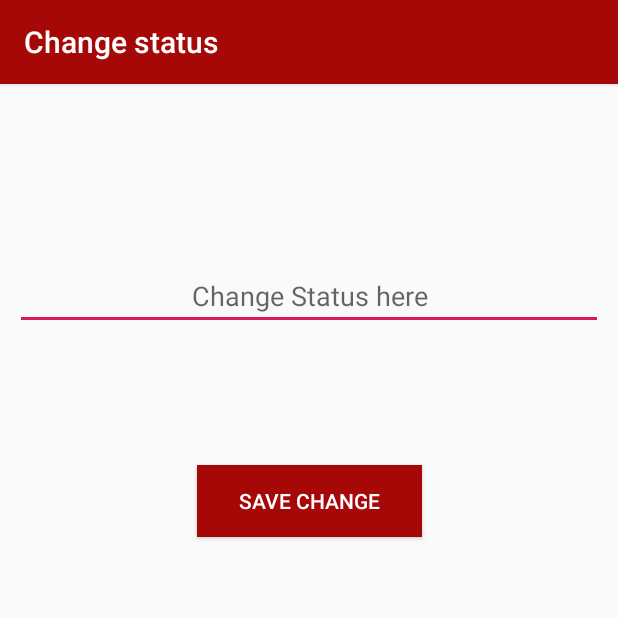
After one commit to tai9dltt/tainh, an Android app: the StatusActivity screen opened directly, with no data from a screen before it, on a phone screen of 412 x 824 dp, the top half of it. The commit adds this screen. Run offline under Robolectric (Android 15) with nearby library versions, the phone set to English and light mode, and no system bars; our stand-ins replace Firebase (no records; nobody signed in at launch, a user with empty details on screens opened directly).

Commit message:
update code 1/11/2019

```diff
--- a/demoConnectFirebase/app/build.gradle
+++ b/demoConnectFirebase/app/build.gradle
@@ -22,7 +22,7 @@ dependencies {
     implementation 'com.google.firebase:firebase-core:16.0.1'
     implementation fileTree(include: ['*.jar'], dir: 'libs')
     implementation 'com.android.support:appcompat-v7:28.0.0'
-    implementation  'com.android.support:support-v4:28.0.0'
+    implementation 'com.android.support:support-v4:28.0.0'
     implementation 'com.android.support.constraint:constraint-layout:1.1.3'
     implementation 'com.android.support:design:28.0.0'
     implementation 'android.arch.lifecycle:extensions:1.1.1'
@@ -56,6 +56,8 @@ dependencies {
 
     //Piacsso lib
     implementation 'com.squareup.picasso:picasso:2.71828'
+    //Compress Image File
+    implementation 'id.zelory:compressor:2.1.0'
 
 
 }
--- a/demoConnectFirebase/app/src/main/java/com/example/i_tainh/democonnectfirebase/Activity/LoginActivity.java
+++ b/demoConnectFirebase/app/src/main/java/com/example/i_tainh/democonnectfirebase/Activity/LoginActivity.java
@@ -90,7 +90,7 @@ public class LoginActivity extends AppCompatActivity {
             @Override
             public void onClick(View v) {
                 signIn();
-                Intent intent = new Intent(LoginActivity.this, MainActivity.class);
+                Intent intent = new Intent(LoginActivity.this, M002Activity.class);
                 startActivity(intent);
                 finish();
             }
--- a/demoConnectFirebase/app/src/main/java/com/example/i_tainh/democonnectfirebase/Activity/M002Activity.java
+++ b/demoConnectFirebase/app/src/main/java/com/example/i_tainh/democonnectfirebase/Activity/M002Activity.java
@@ -82,6 +82,11 @@ public class M002Activity extends AppCompatActivity {
             Intent setting = new Intent(M002Activity.this,SettingAcctivity.class);
             startActivity(setting);
         }
+
+        if(item.getItemId() == R.id.main_all_user_button){
+            Intent intent = new Intent(M002Activity.this, AllUserActivity.class);
+            startActivity(intent);
+        }
         return true;
     }
 
--- a/demoConnectFirebase/app/src/main/java/com/example/i_tainh/democonnectfirebase/Activity/MyFirebaseInstanceIDService.java
+++ b/demoConnectFirebase/app/src/main/java/com/example/i_tainh/democonnectfirebase/Activity/MyFirebaseInstanceIDService.java
@@ -10,7 +10,6 @@ import android.net.Uri;
 import android.support.v4.app.NotificationCompat;
 import android.util.Log;
 
-import com.example.i_tainh.democonnectfirebase.Activity.MainActivity;
 import com.example.i_tainh.democonnectfirebase.R;
 import com.google.firebase.messaging.FirebaseMessagingService;
 import com.google.firebase.messaging.RemoteMessage;
@@ -42,7 +41,7 @@ public class MyFirebaseInstanceIDService extends FirebaseMessagingService {
 
 
     private void sendNotifycation(String messageBody) {
-        Intent intent = new Intent(this, MainActivity.class);
+        Intent intent = new Intent(this, M002Activity.class);
         intent.addFlags(Intent.FLAG_ACTIVITY_CLEAR_TOP);
         PendingIntent pendingIntent = PendingIntent.getActivity(this, 0, intent, PendingIntent.FLAG_ONE_SHOT);
         startActivity(intent);
--- /dev/null
+++ b/demoConnectFirebase/app/src/main/java/com/example/i_tainh/democonnectfirebase/Activity/StatusActivity.java
@@ -0,0 +1,86 @@
+package com.example.i_tainh.democonnectfirebase.Activity;
+
+import android.app.ProgressDialog;
+import android.content.Intent;
+import android.support.annotation.NonNull;
+import android.support.v7.app.AppCompatActivity;
+import android.os.Bundle;
+import android.support.v7.widget.Toolbar;
+import android.text.TextUtils;
+import android.view.View;
+import android.widget.Button;
+import android.widget.EditText;
+import android.widget.Toast;
+
+
+import com.example.i_tainh.democonnectfirebase.R;
+import com.google.android.gms.tasks.OnCompleteListener;
+import com.google.android.gms.tasks.Task;
+import com.google.firebase.auth.FirebaseAuth;
+import com.google.firebase.database.DatabaseReference;
+import com.google.firebase.database.FirebaseDatabase;
+
+public class StatusActivity extends AppCompatActivity {
+
+    private Toolbar mToolbar;
+
+    EditText statusInput;
+    Button saveChangeButton;
+    private DatabaseReference changeStatusRef;
+    private FirebaseAuth mAuth;
+    ProgressDialog loadingBar;
+
+    @Override
+    protected void onCreate(Bundle savedInstanceState) {
+        super.onCreate(savedInstanceState);
+        setContentView(R.layout.activity_status);
+
+        mAuth = FirebaseAuth.getInstance();
+        String user_id = mAuth.getCurrentUser().getUid();
+        changeStatusRef = FirebaseDatabase.getInstance().getReference().child("Users").child(user_id);
+
+        mToolbar = findViewById(R.id.status_app_bar);
+        loadingBar = new ProgressDialog(this);
+        setSupportActionBar(mToolbar);
+        getSupportActionBar().setTitle("Change status");
+
+        statusInput = findViewById(R.id.status_input);
+        saveChangeButton = findViewById(R.id.save_status_change_button);
+        saveChangeButton.setOnClickListener(new View.OnClickListener() {
+            @Override
+            public void onClick(View v) {
+                String new_status = statusInput.getText().toString();
+                ChangeProfileStatus(new_status);
+            }
+        });
+
+    }
+
+    private void ChangeProfileStatus(String new_status) {
+        if(TextUtils.isEmpty(new_status)){
+            return;
+        }
+        else{
+            loadingBar.setTitle("Change Profile Status");
+            loadingBar.setMessage("Loading ... ");
+            loadingBar.show();
+            changeStatusRef.child("user_status").setValue(new_status).addOnCompleteListener(new OnCompleteListener<Void>() {
+
+                @Override
+                public void onComplete(@NonNull Task<Void> task) {
+                    if(task.isSuccessful()){
+                        loadingBar.dismiss();
+                        Intent settingIntent = new Intent(StatusActivity.this, SettingAcctivity.class);
+                        Toast.makeText(StatusActivity.this,"Update status successful", Toast.LENGTH_SHORT).show();
+                        startActivity(settingIntent);
+                    }
+                   else{
+                        Toast.makeText(StatusActivity.this,"Update status Fail", Toast.LENGTH_SHORT).show();
+                    }
+                }
+
+            });
+
+        }
+    }
+}
--- /dev/null
+++ b/demoConnectFirebase/app/src/main/res/layout/activity_status.xml
@@ -0,0 +1,65 @@
+<?xml version="1.0" encoding="utf-8"?>
+<android.support.constraint.ConstraintLayout xmlns:android="http://schemas.android.com/apk/res/android"
+    xmlns:app="http://schemas.android.com/apk/res-auto"
+    xmlns:tools="http://schemas.android.com/tools"
+    android:layout_width="match_parent"
+    android:layout_height="match_parent"
+    tools:context=".Activity.StatusActivity">
+
+    <include layout="@layout/app_bar_layout"
+        android:id="@+id/status_app_bar">
+    </include>
+
+    <android.support.constraint.Guideline
+        android:layout_width="wrap_content"
+        android:layout_height="wrap_content"
+        android:orientation="vertical"
+        app:layout_constraintGuide_percent="0.1"
+        android:id="@+id/guilde_left"/>
+    <android.support.constraint.Guideline
+        android:layout_width="wrap_content"
+        android:layout_height="wrap_content"
+        android:orientation="vertical"
+        app:layout_constraintGuide_percent="0.9"
+        android:id="@+id/guilde_right"/>
+    <android.support.constraint.Guideline
+        android:layout_width="wrap_content"
+        android:layout_height="wrap_content"
+        android:orientation="horizontal"
+        app:layout_constraintGuide_percent="0.2"
+        android:id="@+id/guilde_top"/>
+
+    <LinearLayout
+        android:id="@+id/linear"
+        app:layout_constraintStart_toEndOf="@id/guilde_left"
+        app:layout_constraintEnd_toStartOf="@id/guilde_right"
+        app:layout_constraintTop_toBottomOf="@id/guilde_top"
+        android:padding="10dp"
+        android:layout_width="match_parent"
+        android:layout_height="wrap_content"
+        android:orientation="vertical">
+        <EditText
+            android:id="@+id/status_input"
+            android:gravity="center"
+            android:hint="Change Status here"
+            android:layout_width="match_parent"
+            android:layout_height="wrap_content" />
+
+
+
+    </LinearLayout>
+
+    <Button
+        android:id="@+id/save_status_change_button"
+        android:layout_width="150dp"
+        android:layout_height="wrap_content"
+        android:layout_marginTop="80dp"
+        android:background="@color/colorPrimary"
+        android:text="Save Change"
+        android:textColor="#fff"
+        app:layout_constraintEnd_toStartOf="@id/guilde_right"
+        app:layout_constraintStart_toEndOf="@id/guilde_left"
+        app:layout_constraintTop_toBottomOf="@id/linear" />
+
+
+</android.support.constraint.ConstraintLayout>
--- a/demoConnectFirebase/app/src/main/res/menu/main_menu.xml
+++ b/demoConnectFirebase/app/src/main/res/menu/main_menu.xml
@@ -9,6 +9,12 @@
         app:showAsAction="never">
     </item>
 
+    <item
+        android:title="All users"
+        android:id="@+id/main_all_user_button"
+        app:showAsAction="never">
+
+    </item>
 
     <item
         android:title="Logout"
```
Also changed, not shown: demoConnectFirebase/app/src/main/AndroidManifest.xml (+8 -7 lines), demoConnectFirebase/app/src/main/java/com/example/i_tainh/democonnectfirebase/Activity/AllUserActivity.java (added, +133 -0 lines), demoConnectFirebase/app/src/main/java/com/example/i_tainh/democonnectfirebase/Activity/ChatActivity.java (deleted, +0 -30 lines), demoConnectFirebase/app/src/main/java/com/example/i_tainh/democonnectfirebase/Activity/MainActivity.java (deleted, +0 -62 lines), demoConnectFirebase/app/src/main/java/com/example/i_tainh/democonnectfirebase/Activity/SettingAcctivity.java (+79 -8 lines), demoConnectFirebase/app/src/main/java/com/example/i_tainh/democonnectfirebase/Model/AllUser.java (added, +41 -0 lines), demoConnectFirebase/app/src/main/res/layout/activity_all_user.xml (added, +24 -0 lines), demoConnectFirebase/app/src/main/res/layout/activity_chat.xml (deleted, +0 -33 lines), demoConnectFirebase/app/src/main/res/layout/activity_main.xml (deleted, +0 -33 lines), demoConnectFirebase/app/src/main/res/layout/all_user_display_layout.xml (added, +49 -0 lines), demoConnectFirebase/app/src/main/res/layout/item_chat.xml (deleted, +0 -22 lines), demoConnectFirebase/app/src/main/res/drawable/p4.jpg (added), 1 other file.
